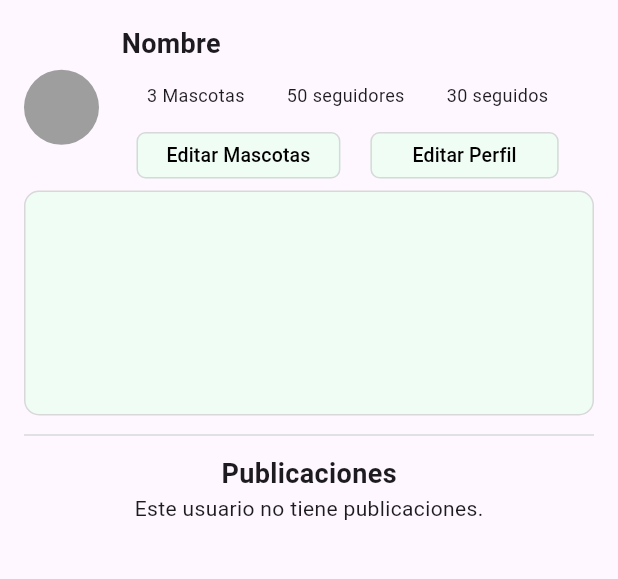
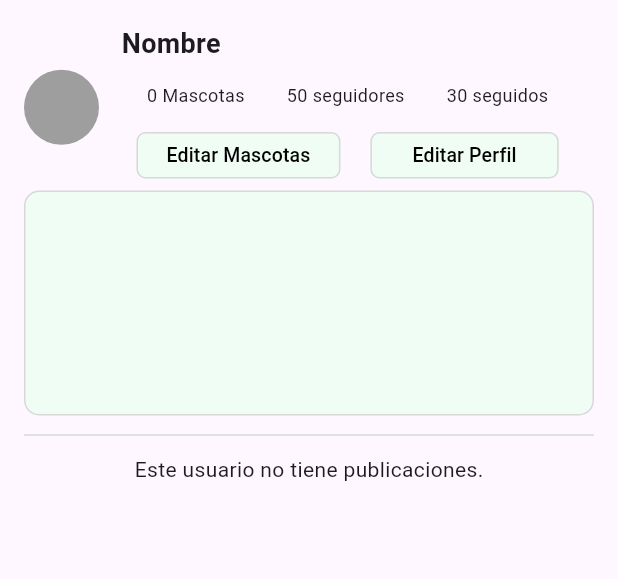
Before and after one commit to kurkobein/tailsgram, a Flutter app: the PerfilScreen screen opened by its route, on a phone screen of 412 x 824 dp, the part 84-663 px from its top. Run offline on Flutter 3.47's test engine with Material 3 defaults, Android fonts, the phone set to English and light mode, and no system bars; our stand-ins replace cloud_firestore, file_picker, firebase_auth, firebase_core, image_picker, supabase_flutter and 1 more; accounts and stored records are empty.

Commit message:
fix: se corrigio identificacion de dueño de mascota en la base de datos y ahora se cuenta el numero de mascotas

```diff
--- a/lib/pages/profile_screen.dart
+++ b/lib/pages/profile_screen.dart
@@ -141,13 +141,9 @@ class _PerfilScreenState extends State<PerfilScreen> {
               const SizedBox(height: 5),
               const Divider(thickness: 1, color: Color(0xFFD8D8D8)),
               const SizedBox(height: 5),
-              const Text(
-                'Publicaciones',
-                style: TextStyle(fontSize: 18, fontWeight: FontWeight.bold),
-              ),
-              // Cambiamos el Expanded por un Container con un height fijo o lo eliminamos
-              // ya que SingleChildScrollView no puede tener hijos con restricciones flexibles
+
               ListaPublicacionesPerfil(uidPerfil: uidActual),
+
             ],
           ),
         ),
--- a/lib/services/mascota_service.dart
+++ b/lib/services/mascota_service.dart
@@ -21,7 +21,7 @@ class MascotaService {
       'genero': genero,
       'descripcion': descripcion,
       'imagenUrl': imagenUrl,
-      'duenioId': _uid,
+      'duenoId': _uid,
       'fechaCreacion': FieldValue.serverTimestamp(),
     });
   }
@@ -29,7 +29,7 @@ class MascotaService {
   Stream<QuerySnapshot> obtenerMascotasDelUsuario() {
     return _db
         .collection('mascotas')
-        .where('duenioId', isEqualTo: _uid)
+        .where('duenoId', isEqualTo: _uid)
         .snapshots();
   }
 
--- a/lib/widgets/info_perfil_widget.dart
+++ b/lib/widgets/info_perfil_widget.dart
@@ -23,25 +23,54 @@ class _InformacionState extends State<Informacion> {
         .get();
   }
 
+  Future<int> contarMascotasUsuario(String userId) async {
+    final querySnapshot = await FirebaseFirestore.instance
+        .collection('mascotas')
+        .where('duenoId', isEqualTo: userId)
+        .get();
+    return querySnapshot.docs.length;
+  }
+
+  Future<List<dynamic>> obtenerDatosPerfilYConteo() async {
+    final perfil = await obtenerDatosPerfil();
+    final bool miPerfil = widget.idPerfil == idUsuarioActual;
+    if (miPerfil){
+      final cantidadMascotas = await contarMascotasUsuario(idUsuarioActual);
+      print('Cantidad de mascotas: $cantidadMascotas');
+      return [perfil, cantidadMascotas];
+    }
+    else {
+      print('No es mi perfil ' + widget.idPerfil);
+      final cantidadMascotas = await contarMascotasUsuario(widget.idPerfil);
+      print('Cantidad de mascotas: $cantidadMascotas');
+      return [perfil, cantidadMascotas];
+    }
+  }
+
+
+
+
   @override
   Widget build(BuildContext context) {
-    final bool miPerfil = widget.idPerfil == idUsuarioActual;
 
-    return FutureBuilder<DocumentSnapshot>(
-      future: obtenerDatosPerfil(),
+    return FutureBuilder<List<dynamic>>(
+      future: obtenerDatosPerfilYConteo(),
       builder: (context, snapshot) {
         if (snapshot.connectionState == ConnectionState.waiting) {
           return const CircularProgressIndicator();
         }
 
-        if (!snapshot.hasData || !snapshot.data!.exists) {
-          return const Text("No se encontró el perfil.");
+        if (!snapshot.hasData || snapshot.data == null) {
+          return const Text('No se pudieron cargar los datos');
         }
 
-        // final data = snapshot.data!.data() as Map<String, dynamic>;
-        // final String idPerfil = snapshot.data!.id;
-        // final String idUsuarioActual = FirebaseAuth.instance.currentUser!.uid;
-        // print('estos son idUsuarioActual $idUsuarioActual e idPerfil $idPerfil');
+        final perfil = snapshot.data![0] as DocumentSnapshot;
+        final cantidadMascotas = snapshot.data![1] as int;
+
+        print('Perfil: ${perfil.data()}');
+        print('Cantidad de mascotas: $cantidadMascotas');
+
+        final bool miPerfil = widget.idPerfil == idUsuarioActual;
 
         return Container(
           decoration: BoxDecoration(
@@ -50,29 +79,48 @@ class _InformacionState extends State<Informacion> {
           child: Column(
             crossAxisAlignment: CrossAxisAlignment.center,
             children: [
+              if (miPerfil) ...[
                 Row(
                   mainAxisAlignment: MainAxisAlignment.spaceEvenly,
-                children: const [
+                  children: [
                     Padding(
-                    padding: EdgeInsets.symmetric(horizontal: 14.0, vertical: 8.0),
-                    child: Text('3 Mascotas', style: TextStyle(fontSize: 12)),
+                      padding: const EdgeInsets.symmetric(horizontal: 14.0, vertical: 8.0),
+                      child: Text('$cantidadMascotas Mascotas', style: const TextStyle(fontSize: 12)),
                     ),
-                  Padding(
+                    const Padding(
                       padding: EdgeInsets.symmetric(horizontal: 14.0, vertical: 8.0),
                       child: Text('50 seguidores', style: TextStyle(fontSize: 12)),
                     ),
-                  Padding(
+                    const Padding(
                       padding: EdgeInsets.symmetric(horizontal: 14.0, vertical: 8.0),
                       child: Text('30 seguidos', style: TextStyle(fontSize: 12)),
                     ),
                   ],
                 ),
+              ] else ...[
+
                 Row(
                   mainAxisAlignment: MainAxisAlignment.spaceEvenly,
                   children: [
-
+                    Padding(
+                      padding: const EdgeInsets.symmetric(horizontal: 14.0, vertical: 8.0),
+                      child: Text('$cantidadMascotas Mascotas', style: const TextStyle(fontSize: 12)),
+                    ),
+                    const Padding(
+                      padding: EdgeInsets.symmetric(horizontal: 14.0, vertical: 8.0),
+                      child: Text('50 seguidores', style: TextStyle(fontSize: 12)),
+                    ),
+                    const Padding(
+                      padding: EdgeInsets.symmetric(horizontal: 14.0, vertical: 8.0),
+                      child: Text('30 seguidos', style: TextStyle(fontSize: 12)),
+                    ),
+                  ],
+                ),
+              ],
+              Row(
+                mainAxisAlignment: MainAxisAlignment.spaceEvenly,
+                children: [
                   if (miPerfil) ...[
-                    // Botón: Editar mascotas (si es tu perfil)
                     Padding(
                       padding: const EdgeInsets.symmetric(horizontal: 10.0, vertical: 8.0),
                       child: BotonEstandarPerfil(
@@ -83,20 +131,17 @@ class _InformacionState extends State<Informacion> {
                         ancho: 20,
                       ),
                     ),
-                    // Botón: Editar perfil
                     Padding(
                       padding: const EdgeInsets.symmetric(horizontal: 10.0, vertical: 1.0),
                       child: BotonEstandarPerfil(
                         texto: 'Editar Perfil',
-                        onPressed: () async {
+                        onPressed: () {
                           Navigator.pushNamed(context, '/configuracion');
                         },
                         ancho: 28,
                       ),
-
                     ),
                   ] else ...[
-                    // Botón: Ver mascotas del otro usuario
                     Padding(
                       padding: const EdgeInsets.symmetric(horizontal: 10.0, vertical: 8.0),
                       child: BotonEstandarPerfil(
@@ -112,12 +157,11 @@ class _InformacionState extends State<Informacion> {
                         ancho: 28,
                       ),
                     ),
-                    // Botón: Seguir / Dejar de seguir
                     Padding(
                       padding: const EdgeInsets.symmetric(horizontal: 10.0, vertical: 8.0),
                       child: BotonEstandarPerfil(
                         texto: 'Siguiendo',
-                        onPressed: () async {
+                        onPressed: () {
                           // await _toggleSeguir(idPerfil);
                         },
                         ancho: 20,
@@ -126,11 +170,11 @@ class _InformacionState extends State<Informacion> {
                   ],
                 ],
               ),
-
             ],
           ),
         );
       },
+
     );
   }
 }
--- a/lib/widgets/publicaciones_perfil.dart
+++ b/lib/widgets/publicaciones_perfil.dart
@@ -6,6 +6,7 @@ class ListaPublicacionesPerfil extends StatelessWidget {
   final String uidPerfil; // Este es el UID del perfil del usuario
 
   const ListaPublicacionesPerfil({super.key, required this.uidPerfil});
+
 
   @override
   Widget build(BuildContext context) {
```
Also changed, not shown: lib/pages/list_mascota_screen.dart (+5 -4 lines). Lines whose indentation alone changed are shown as unchanged.
